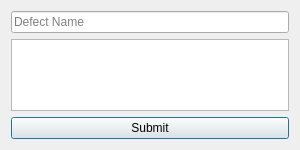
270268743yoobeestudent/CS106, file adddefectdialog.ui: the form before one commit.
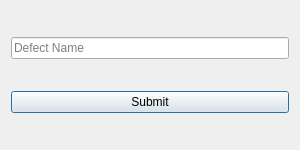
The form after the commit.

```diff
--- a/adddefectdialog.ui
+++ b/adddefectdialog.ui
@@ -22,18 +22,11 @@
     </widget>
    </item>
    <item>
-    <widget class="QTextEdit" name="defectDescriptionTextEdit"/>
-   </item>
-   <item>
-    <layout class="QHBoxLayout" name="horizontalLayout">
-     <item>
       <widget class="QPushButton" name="submitButton">
        <property name="text">
         <string>Submit</string>
        </property>
       </widget>
-     </item>
-    </layout>
    </item>
   </layout>
  </widget>
```
Lines whose indentation alone changed are shown as unchanged.
